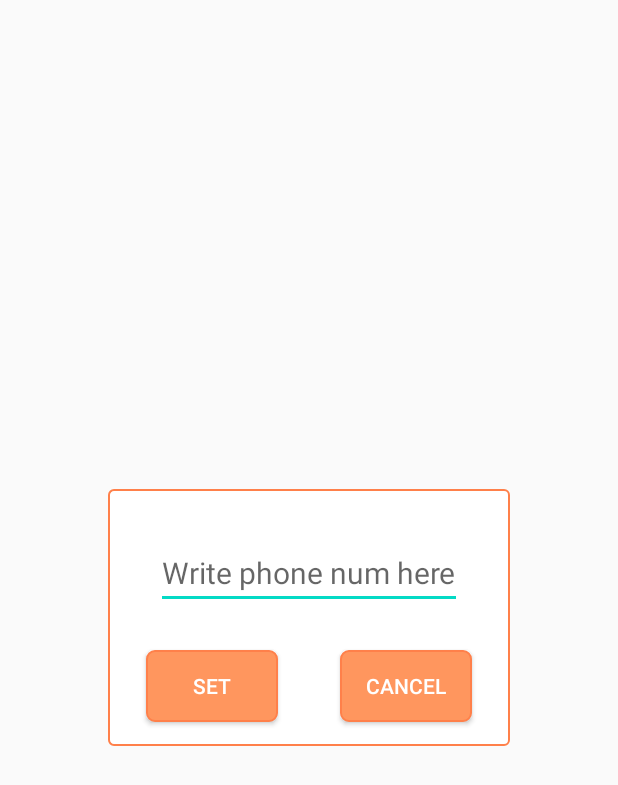
After one commit to Shaharna/HoneyIAmHome, an Android app: the layout popup_window.xml on its own in the app's theme, with its tools: preview values and no code run, on a phone screen of 412 x 824 dp. The commit adds this screen. Shown: the top 785 px of the screen. Run offline under Robolectric (Android 15) with nearby library versions, the phone set to English and light mode, and no system bars.

Commit message:
Ex6 - start.

```diff
--- a/app/src/main/AndroidManifest.xml
+++ b/app/src/main/AndroidManifest.xml
@@ -1,6 +1,8 @@
 <?xml version="1.0" encoding="utf-8"?>
 <manifest xmlns:android="http://schemas.android.com/apk/res/android"
     package="com.example.honeyiamhome">
+    <uses-permission android:name="android.permission.WRITE_SMS"/>
+    <uses-permission android:name="android.permission.ACCESS_FINE_LOCATION"/>
 
     <application
         android:allowBackup="true"
@@ -17,5 +19,4 @@
             </intent-filter>
         </activity>
     </application>
-    <uses-permission android:name="android.permission.ACCESS_FINE_LOCATION"/>
 </manifest>
--- /dev/null
+++ b/app/src/main/res/drawable/popup_background.xml
@@ -0,0 +1,11 @@
+<?xml version="1.0" encoding="utf-8"?>
+<selector xmlns:android="http://schemas.android.com/apk/res/android"
+    android:layout_height="wrap_content" android:layout_width="wrap_content">
+    <item >
+        <shape android:shape="rectangle"  >
+            <corners android:radius="3dip"/>
+            <stroke android:width="1dip" android:color="@color/colorSecondaryDark"/>
+            <solid android:color="#fff"/>
+        </shape>
+    </item>
+</selector>
--- /dev/null
+++ b/app/src/main/res/drawable/popup_round_button.xml
@@ -0,0 +1,25 @@
+<?xml version="1.0" encoding="utf-8"?>
+<selector xmlns:android="http://schemas.android.com/apk/res/android"
+    android:layout_height="wrap_content" android:layout_width="wrap_content">
+    <item android:state_pressed="true" >
+        <shape android:shape="rectangle"  >
+            <corners android:radius="3dip" />
+            <stroke android:width="1dip" android:color="#5e7974" />
+            <gradient android:angle="-90" android:startColor="#345953" android:endColor="#689a92"  />
+        </shape>
+    </item>
+    <item android:state_focused="true">
+        <shape android:shape="rectangle"  >
+            <corners android:radius="3dip" />
+            <stroke android:width="1dip" android:color="#5e7974" />
+            <solid android:color="#58857e"/>
+        </shape>
+    </item>
+    <item >
+        <shape android:shape="rectangle"  >
+            <corners android:radius="5dip" />
+            <stroke android:width="1dip" android:color="@color/colorSecondaryDark" />
+            <solid android:color="@color/colorSecondary" />
+        </shape>
+    </item>
+</selector>
--- /dev/null
+++ b/app/src/main/res/layout/popup_window.xml
@@ -0,0 +1,67 @@
+<?xml version="1.0" encoding="utf-8"?>
+<androidx.constraintlayout.widget.ConstraintLayout
+    xmlns:android="http://schemas.android.com/apk/res/android"
+    xmlns:app="http://schemas.android.com/apk/res-auto"
+    android:layout_width="wrap_content"
+    android:layout_height="wrap_content"
+    android:background="@drawable/popup_background"
+    android:layout_gravity="center">
+
+    <TextView
+        android:id="@+id/popup_text"
+        android:layout_width="wrap_content"
+        android:layout_height="wrap_content"
+        android:text=""
+        app:layout_constraintStart_toStartOf="parent"
+        app:layout_constraintEnd_toEndOf="parent"
+        app:layout_constraintTop_toTopOf="parent"
+        android:layout_margin="32dp"
+        android:textSize="20sp"/>
+
+    <EditText
+        android:id="@+id/popup_edit_field"
+        android:layout_width="wrap_content"
+        android:layout_height="wrap_content"
+        app:layout_constraintStart_toStartOf="parent"
+        app:layout_constraintEnd_toEndOf="parent"
+        app:layout_constraintTop_toTopOf="parent"
+        android:layout_margin="32dp"
+        android:textSize="20sp"
+        android:importantForAutofill="no"
+        android:hint="@string/popup_write_phone_here"/>
+
+    <Button
+        android:id="@+id/popup_set_btn"
+        android:layout_width="wrap_content"
+        android:layout_height="wrap_content"
+        android:text="@string/popup_set"
+        android:background="@drawable/popup_round_button"
+        android:textColor="#fff"
+        app:layout_constraintBottom_toBottomOf="parent"
+        app:layout_constraintTop_toBottomOf="@+id/popup_text"
+        app:layout_constraintEnd_toStartOf="@id/popup_cancel_btn"
+        app:layout_constraintStart_toStartOf="parent"
+        android:layout_marginTop="48dp"
+        android:layout_marginStart="16dp"
+        android:layout_marginBottom="16dp"
+        android:layout_marginEnd="16dp"
+        android:textSize="14sp"/>
+
+    <Button
+        android:id="@+id/popup_cancel_btn"
+        android:layout_width="wrap_content"
+        android:layout_height="wrap_content"
+        android:text="@string/popup_cancel"
+        android:background="@drawable/popup_round_button"
+        android:textColor="#fff"
+        app:layout_constraintBottom_toBottomOf="parent"
+        app:layout_constraintTop_toBottomOf="@+id/popup_text"
+        app:layout_constraintEnd_toEndOf="parent"
+        app:layout_constraintStart_toEndOf="@id/popup_set_btn"
+        android:layout_marginTop="48dp"
+        android:layout_marginEnd="16dp"
+        android:layout_marginBottom="16dp"
+        android:layout_marginStart="16dp"
+        android:textSize="14sp"/>
+
+</androidx.constraintlayout.widget.ConstraintLayout>
--- a/app/src/main/res/values/colors.xml
+++ b/app/src/main/res/values/colors.xml
@@ -6,5 +6,6 @@
     <color name="colorGreenStart">#86eba1</color>
     <color name="colorRedStop">#fa504d</color>
     <color name="colorSetHomeLocation">#d6ccff</color>
-
+    <color name="colorSecondary">#ff965e</color>
+    <color name="colorSecondaryDark">#ff804a</color>
 </resources>
--- a/app/src/main/res/values/strings.xml
+++ b/app/src/main/res/values/strings.xml
@@ -12,4 +12,8 @@
     <string name="dialog_message">We need your location permission in order to track  yor location</string>
     <string name="dialog_title">Location permission Approval</string>
     <string name="cancel">Cancel</string>
+    <string name="set_sms_phone_number">set SMS phone number</string>
+    <string name="popup_cancel">Cancel</string>
+    <string name="popup_set">Set</string>
+    <string name="popup_write_phone_here">Write phone num here</string>
 </resources>
```
Also changed, not shown: app/src/main/java/com/example/honeyiamhome/LocalSendSmsBroadcastReceiver.java (added, +73 -0 lines), app/src/main/java/com/example/honeyiamhome/MainActivity.java (+71 -0 lines), app/src/main/java/com/example/honeyiamhome/NotificationFireHelper.java (added, +58 -0 lines), app/src/main/res/layout/activity_main.xml (+16 -1 lines), app/src/main/icon-playstore.png (added), app/src/main/res/drawable/Icon.png (added), app/src/main/res/drawable/black_icon.png (added).
